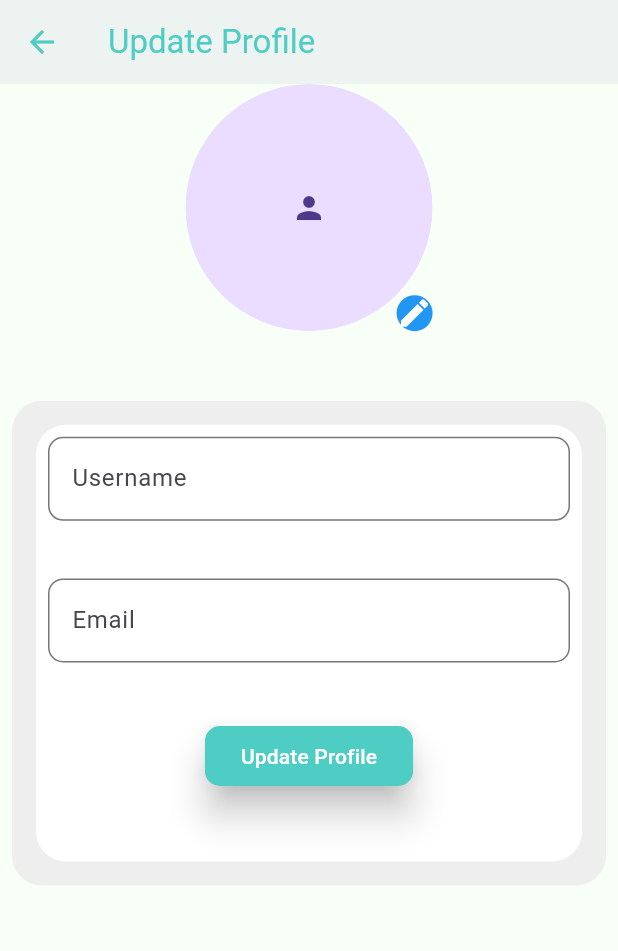
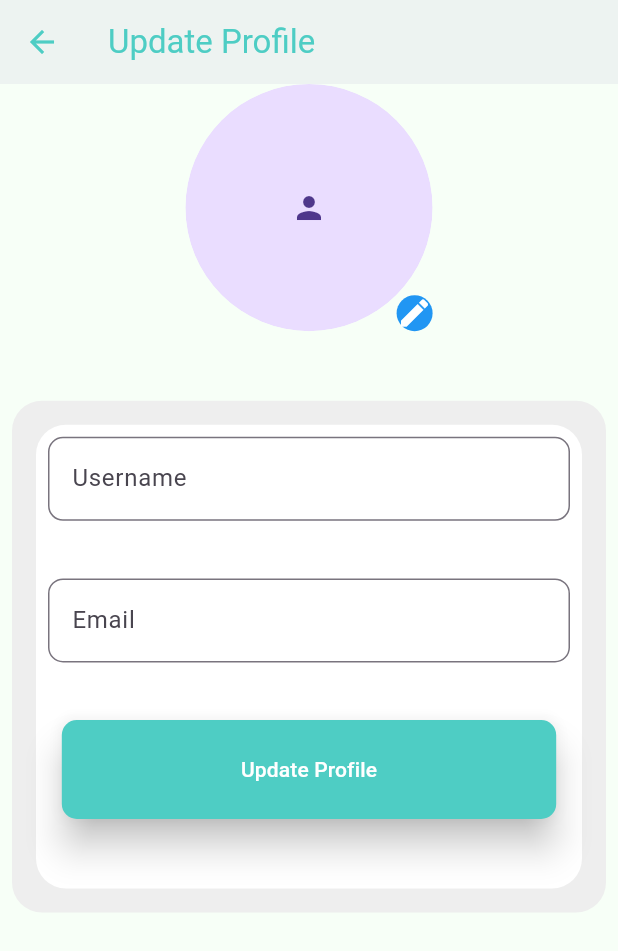
Before and after one commit to Aryan20apr/educationadmin, a Flutter app: the ProfileUpdateScreen screen opened directly, on a phone screen of 412 x 824 dp. Shown: the top 951 px of the screen. Run offline on Flutter 3.47's test engine with Material 2 defaults, Android fonts, the phone set to English and light mode, and no system bars; our stand-ins replace cached_network_image, carousel_slider, connectivity_plus, device_preview, dio, file_picker and 19 more; missing offline and left inert: circular_menu, dart:ffi, encrypt, syncfusion_flutter_pdfviewer; accounts and stored records are empty.

Commit message:
Bug fixes

```diff
--- a/lib/screens/common/UpdatePeofileScreen.dart
+++ b/lib/screens/common/UpdatePeofileScreen.dart
@@ -167,7 +167,7 @@ final _formKey = GlobalKey<FormState>();
                                           SizedBox(height: constraints.maxHeight*0.05,),
                                            Obx(
                                              ()=> ElevatedButton(
-                                              style: ElevatedButton.styleFrom(elevation: 10,foregroundColor: Colors.white,backgroundColor: CustomColors.primaryColor,shape: RoundedRectangleBorder(borderRadius: BorderRadius.circular(10))),
+                                              style: ElevatedButton.styleFrom(fixedSize: Size(Get.width*0.8, Get.height*0.08),elevation: 10,foregroundColor: Colors.white,backgroundColor: CustomColors.primaryColor,shape: RoundedRectangleBorder(borderRadius: BorderRadius.circular(10))),
                                                       onPressed: () {
                                                         if(_formKey.currentState!.validate())
                                                         {
--- a/lib/utils/service/NetworkService.dart
+++ b/lib/utils/service/NetworkService.dart
@@ -692,7 +692,7 @@ Map<String,dynamic> map=signupModal.toJson();
 map.remove('password');
 map.remove('phone');
 map.addAll({'image': image,"role":"creator"});
-logger.e("Update profile:$map");
+ logger.e("Update profile:$map");
 try {
   Response response=await put("$baseURL$updateprofile",map,headers:{"Authorization":"Bearer $token"});
   if(response.body!=null)
```
